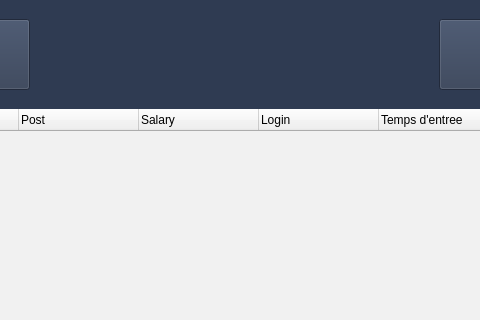
This is employee.ui in HyperDarkmoon/TVEmpire as Qt 5 draws it before an edit; both pictures show x 350 to 830 and y 0 to 320 of the 1163 by 560 pixel window. The edited form follows.
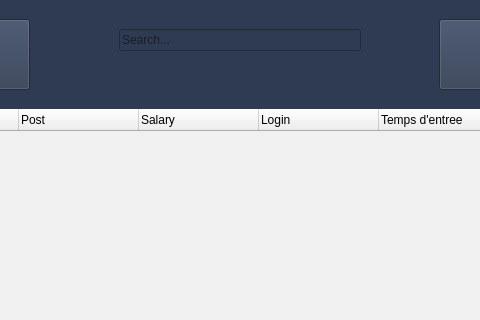
This is the edited form. Icons and pictures are not drawn.

```diff
--- a/employee.ui
+++ b/employee.ui
@@ -2241,6 +2241,19 @@
      </size>
     </property>
    </widget>
+   <widget class="QLineEdit" name="search_input">
+    <property name="geometry">
+     <rect>
+      <x>470</x>
+      <y>30</y>
+      <width>242</width>
+      <height>22</height>
+     </rect>
+    </property>
+    <property name="placeholderText">
+     <string>Search...</string>
+    </property>
+   </widget>
   </widget>
  </widget>
  <resources/>
```
